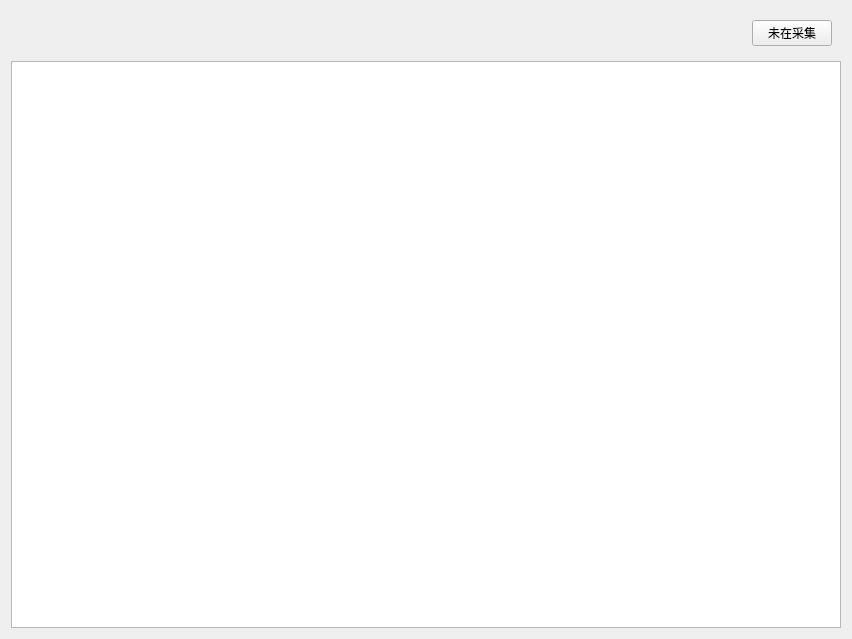
First picture: the form in HsMonitoring.ui, repository Ying3141/yizumi-monitor, before the edit.
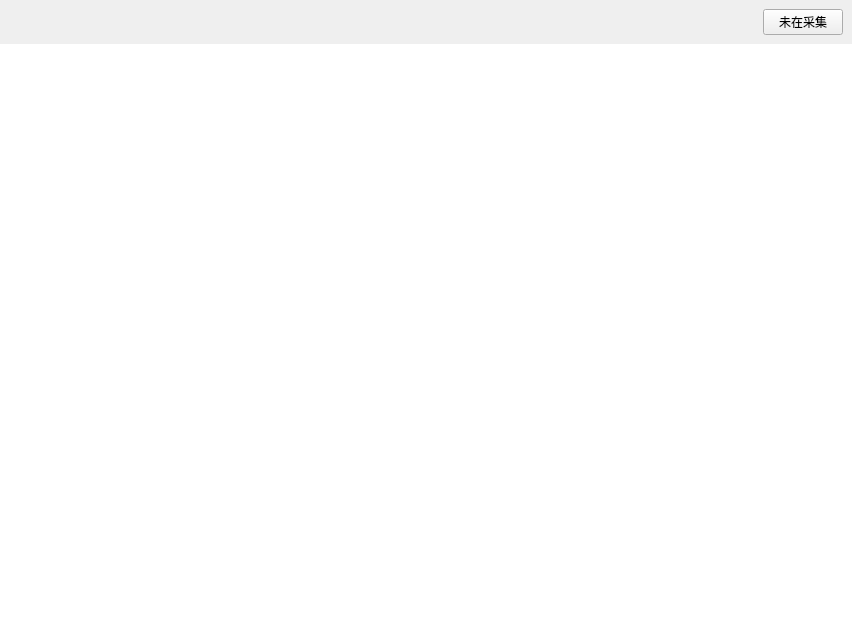
Second picture: the form after the edit.

What changed in the file:
```diff
--- a/HsMonitoring.ui
+++ b/HsMonitoring.ui
@@ -13,7 +13,25 @@
   <property name="windowTitle">
    <string>Form</string>
   </property>
+  <property name="autoFillBackground">
+   <bool>false</bool>
+  </property>
   <layout class="QVBoxLayout" name="verticalLayout">
+   <property name="spacing">
+    <number>0</number>
+   </property>
+   <property name="leftMargin">
+    <number>0</number>
+   </property>
+   <property name="topMargin">
+    <number>0</number>
+   </property>
+   <property name="rightMargin">
+    <number>0</number>
+   </property>
+   <property name="bottomMargin">
+    <number>0</number>
+   </property>
    <item>
     <widget class="QWidget" name="widget" native="true">
      <layout class="QHBoxLayout" name="horizontalLayout">
@@ -41,7 +59,11 @@
     </widget>
    </item>
    <item>
-    <widget class="QTableWidget" name="tableWidget"/>
+    <widget class="QTableWidget" name="tableWidget">
+     <property name="frameShape">
+      <enum>QFrame::NoFrame</enum>
+     </property>
+    </widget>
    </item>
   </layout>
  </widget>
```
